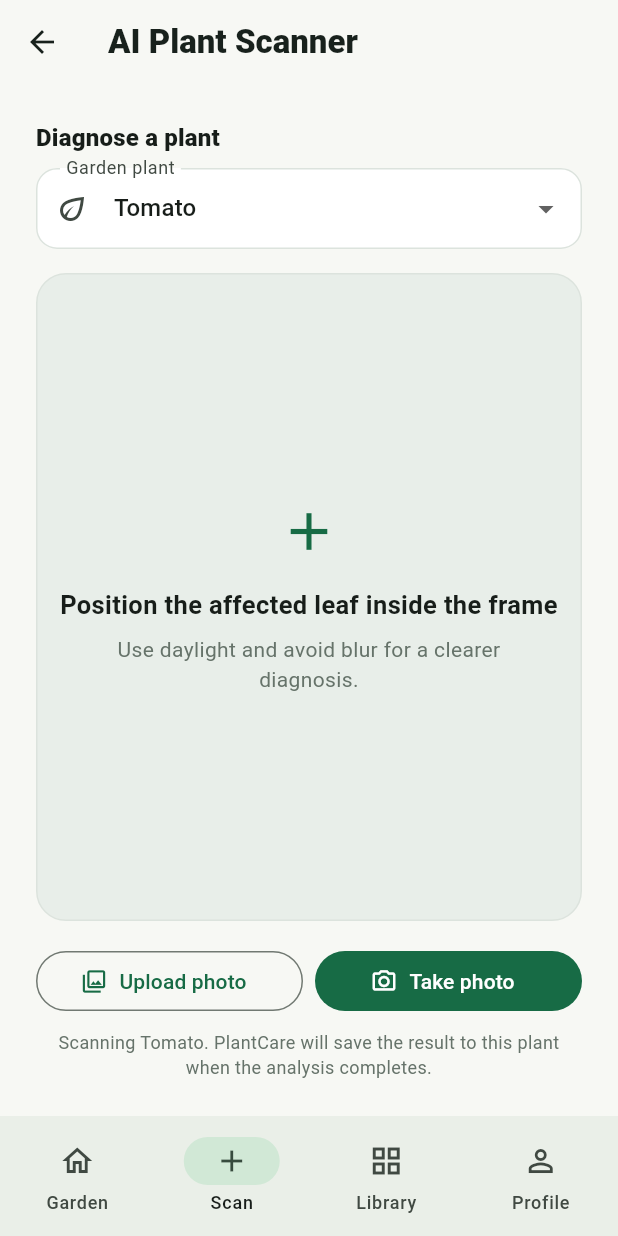
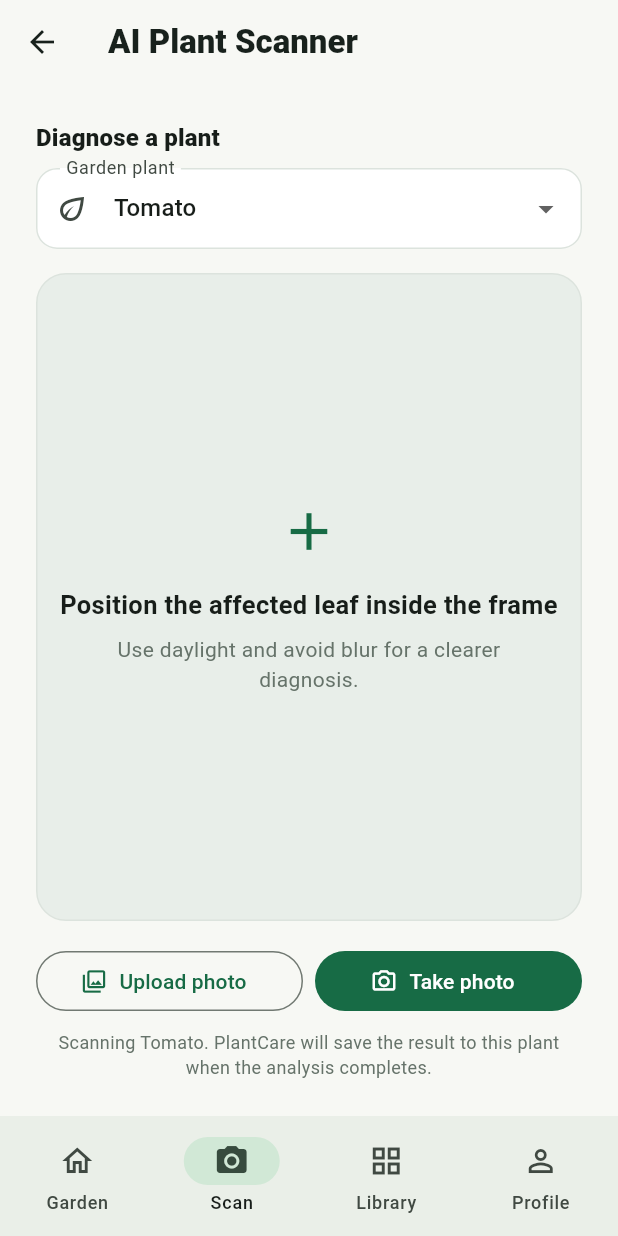
Before and after one commit to antony916/plant-disease-detection-cnn, a Flutter app: the ScannerScreen screen opened by its route, on a phone screen of 412 x 824 dp. Run offline on Flutter 3.47's test engine with Material 3 defaults, Android fonts, the phone set to English and light mode, and no system bars; our stand-ins replace firebase_core, firebase_messaging, image_picker, supabase_flutter; accounts and stored records are empty; statements that could not run were skipped.

Commit message:
ui: use camera icon for Scan navigation

```diff
--- a/mobile/lib/core/navigation/app_router.dart
+++ b/mobile/lib/core/navigation/app_router.dart
@@ -110,8 +110,8 @@ class AppBottomNav extends StatelessWidget {
           label: 'Garden',
         ),
         NavigationDestination(
-          icon: Icon(Icons.add_outlined),
-          selectedIcon: Icon(Icons.add),
+          icon: Icon(Icons.camera_alt_outlined),
+          selectedIcon: Icon(Icons.camera_alt),
           label: 'Scan',
         ),
         NavigationDestination(
```
